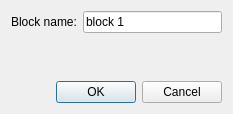
qcad/qcad, file scripts/Block/BlockDialog.ui: the form before one commit.
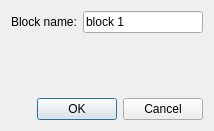
The form after the commit. Icons and pictures are not drawn.

Commit message: update dialog scaling

What changed in the file:
```diff
--- a/scripts/Block/BlockDialog.ui
+++ b/scripts/Block/BlockDialog.ui
@@ -9,8 +9,8 @@
    <rect>
     <x>0</x>
     <y>0</y>
-    <width>233</width>
-    <height>114</height>
+    <width>214</width>
+    <height>131</height>
    </rect>
   </property>
   <property name="windowTitle">
```
The commit also changes 1 other file.
